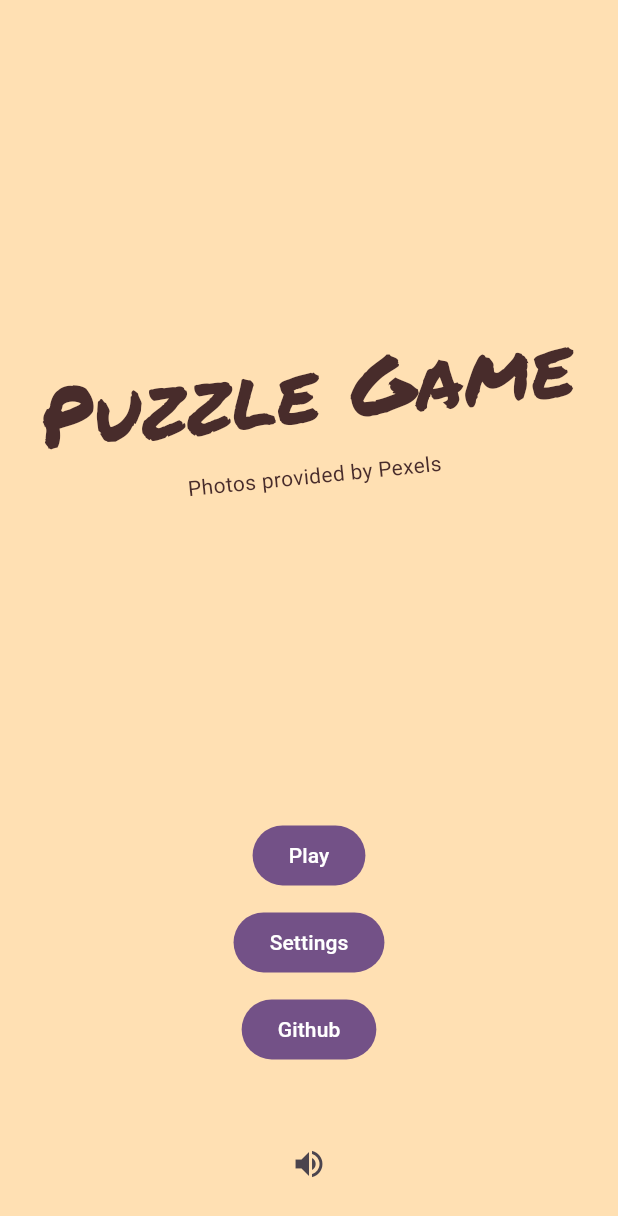
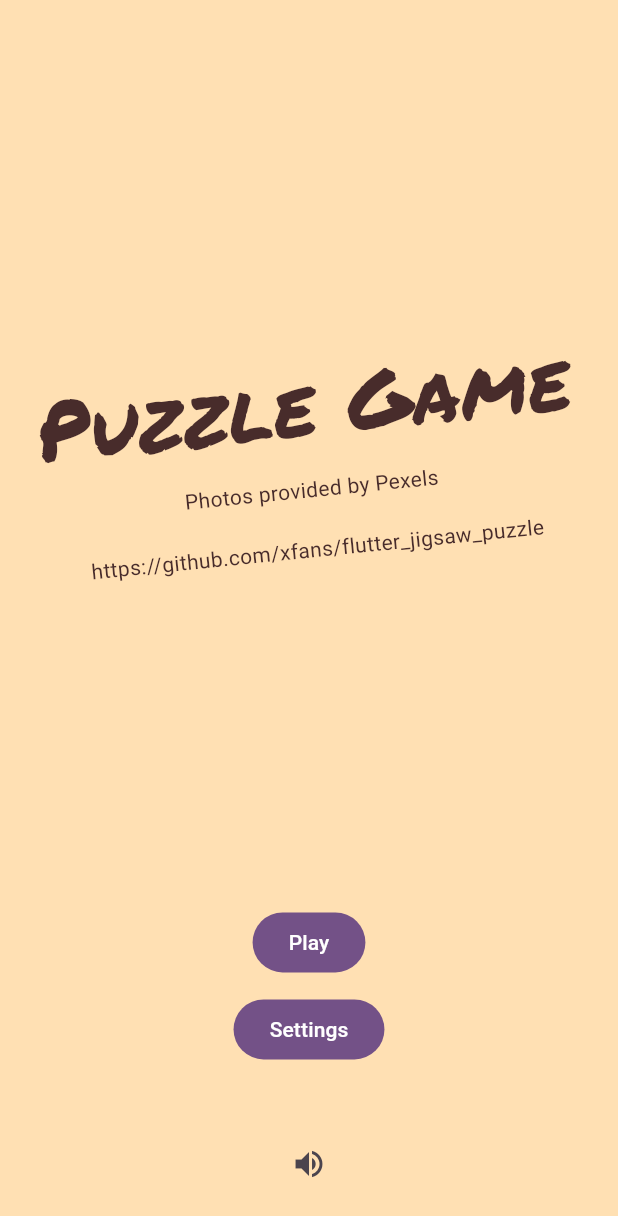
Before and after one commit to xfans/flutter_jigsaw_puzzle, a Flutter app: the screen it shows after launch, on a phone screen of 412 x 824 dp. Shown: the top 1216 px of the screen. Run offline on Flutter 3.47's test engine with Material 2 defaults, Android fonts, the phone set to English and light mode, and no system bars; our stand-ins replace audioplayers, awesome_dialog, cached_network_image, cherry_toast, connectivity_plus, dio and 9 more; missing offline and left inert: flame, flame_audio.

Commit message:
Add link

```diff
--- a/lib/src/main_menu/main_menu_screen.dart
+++ b/lib/src/main_menu/main_menu_screen.dart
@@ -47,6 +47,17 @@ class MainMenuScreen extends StatelessWidget {
                         'Photos provided by Pexels'
                     ),
                   ),
+                ),
+                Padding(
+                  padding: const EdgeInsets.only(top: 20),
+                  child: InkWell(
+                    onTap: () {
+                      launchUrlString('https://github.com/xfans/flutter_jigsaw_puzzle');
+                    },
+                    child: Text(
+                        'https://github.com/xfans/flutter_jigsaw_puzzle'
+                    ),
+                  ),
                 )
               ],
             ),
@@ -66,13 +77,6 @@ class MainMenuScreen extends StatelessWidget {
             FilledButton(
               onPressed: () => GoRouter.of(context).push('/settings'),
               child: const Text('Settings'),
-            ),
-            _gap,
-            FilledButton(
-              onPressed: (){
-                launchUrlString('https://github.com/xfans/flutter_jigsaw_puzzle');
-              },
-              child: const Text('Github'),
             ),
             _gap,
             Padding(
```
Also changed, not shown: lib/src/play_session/play_session_screen.dart (+11 -0 lines).
